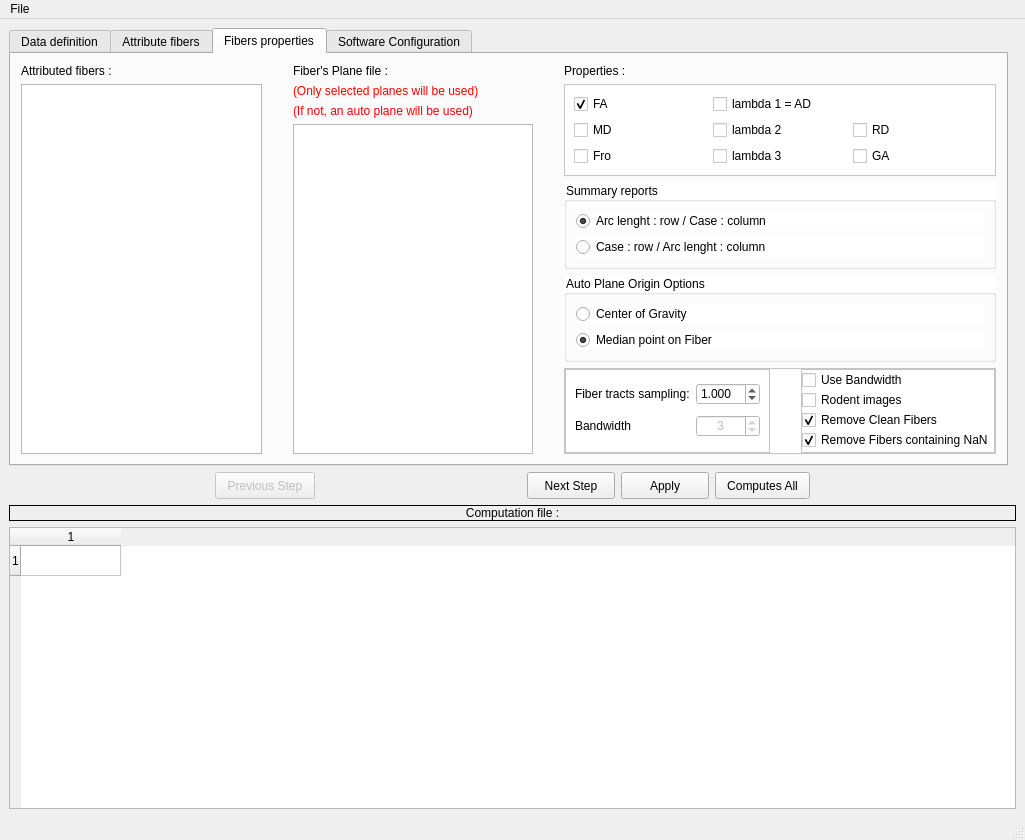
Old version of the form Applications/DTIAtlasFiberAnalyzer/DTIAtlasFiberAnalyzerguiwindow.ui in the repository NIRALUser/DTIFiberTractStatistics.
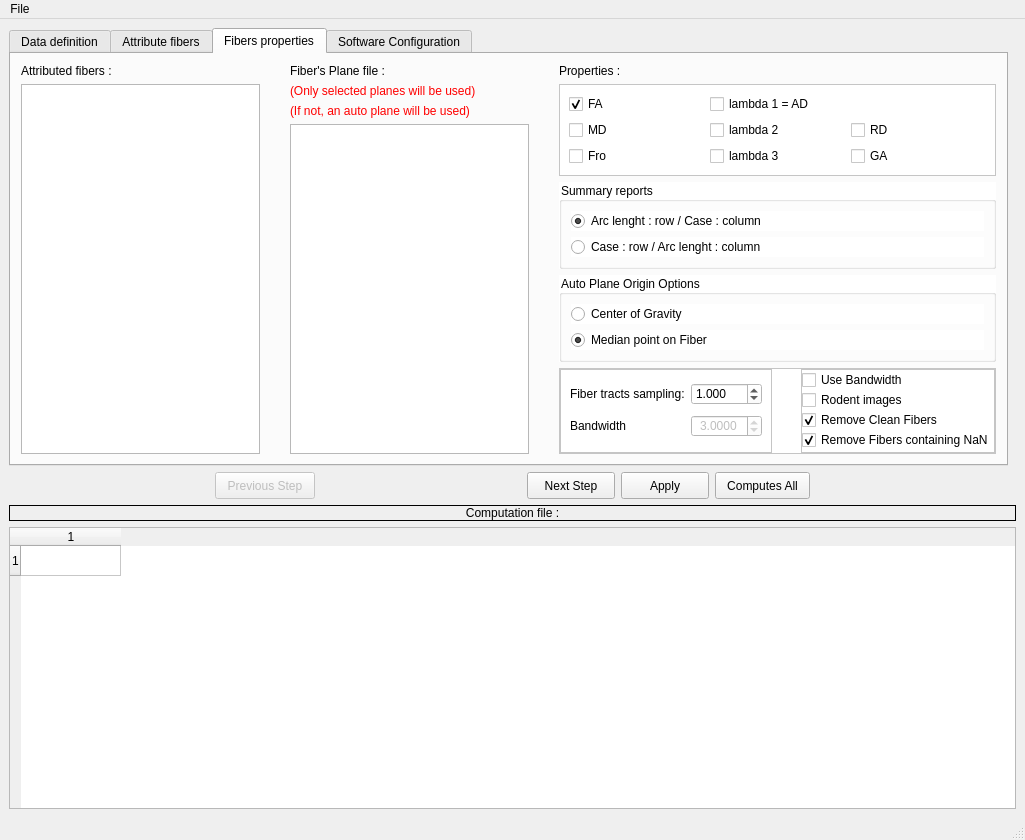
New version of the form.

Diff of the .ui file:
```diff
--- a/Applications/DTIAtlasFiberAnalyzer/DTIAtlasFiberAnalyzerguiwindow.ui
+++ b/Applications/DTIAtlasFiberAnalyzer/DTIAtlasFiberAnalyzerguiwindow.ui
@@ -1613,7 +1613,7 @@
                        <set>Qt::AlignCenter</set>
                       </property>
                       <property name="decimals">
-                       <number>0</number>
+                       <number>4</number>
                       </property>
                       <property name="value">
                        <double>3.000000000000000</double>
```
